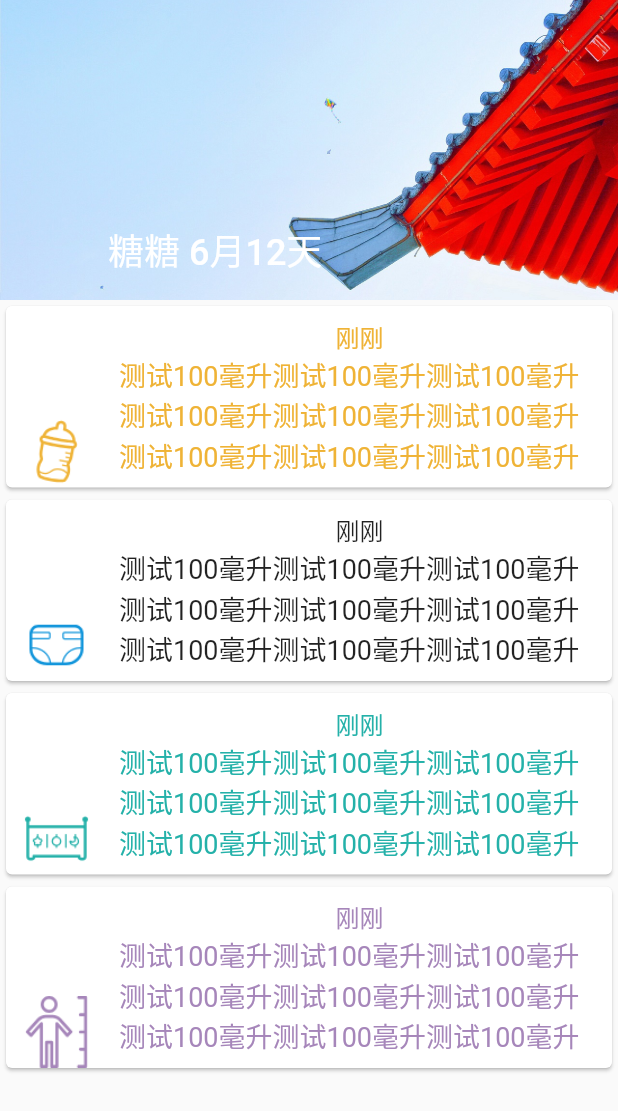
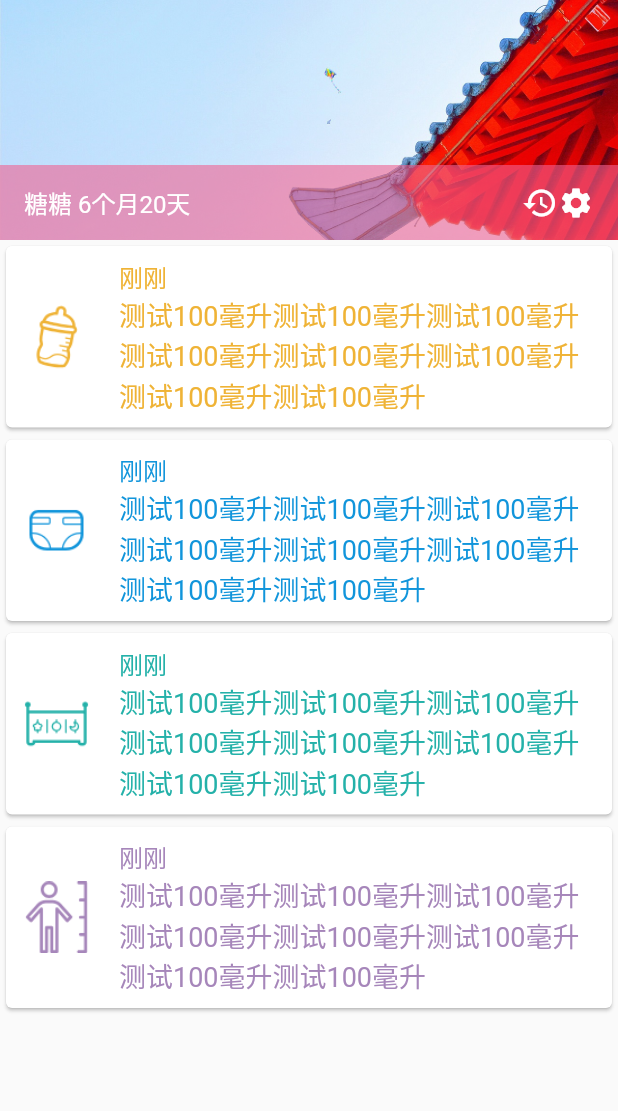
Before and after one commit to wendyxie327/BabyCare, a Flutter app: the screen it shows after launch, on a phone screen of 412 x 824 dp. Shown: the top 1111 px of the screen. Run offline on Flutter 3.47's test engine with Material 2 defaults, Android fonts, the phone set to English and light mode, and no system bars.

Commit message:
重新构建页面显示

```diff
--- a/babycare/lib/main.dart
+++ b/babycare/lib/main.dart
@@ -22,10 +22,9 @@ class MyApp extends StatelessWidget {
           // is not restarted.
           textSelectionColor: Colors.black26,
           primaryColor: Colors.pink.shade300,
-        primarySwatch: Colors.pink
-      ),
-      home: new HomePage() ,
+          primarySwatch: Colors.pink,
+          textTheme: TextTheme(body1: TextStyle(fontSize: 16))),
+      home: new HomePage(),
     );
   }
-
 }
--- a/babycare/lib/util/global_config.dart
+++ b/babycare/lib/util/global_config.dart
@@ -7,27 +7,27 @@ class GlobalConfig {
   // 不重要的显示内容颜色
   static Color colorNote = Colors.black54;
 
-  static Color IconFeedColor = Color(0xffefb336);
-  static Color IconNappyColor = Color(0xff1195db);
-  static Color IconSleepColor = Color(0xff24b1a9);
-  static Color IconStatureColor = Color(0xffa686ba);
-
+  static Color primaryColor = Colors.pink[300];
+  static Color iconFeedColor = Color(0xffefb336);
+  static Color iconNappyColor = Color(0xff1195db);
+  static Color iconSleepColor = Color(0xff24b1a9);
+  static Color iconStatureColor = Color(0xffa686ba);
 
   // 获取模块对应颜色
   static getModelColor(String title){
     Color selectColor;
     switch(title){
       case "喂养":
-        selectColor = IconFeedColor;
+        selectColor = iconFeedColor;
         break;
-      case "尿布":
-        selectColor = IconNappyColor;
+      case "尿片":
+        selectColor = iconNappyColor;
         break;
       case "睡眠":
-        selectColor = IconSleepColor;
+        selectColor = iconSleepColor;
         break;
       case "身高":
-        selectColor = IconStatureColor;
+        selectColor = iconStatureColor;
         break;
     }
 
--- a/babycare/lib/widget/base_list_content.dart
+++ b/babycare/lib/widget/base_list_content.dart
@@ -9,7 +9,8 @@ class BaseListContent extends StatelessWidget {
   @override
   Widget build(BuildContext context) {
     return Row(
-      crossAxisAlignment: CrossAxisAlignment.end,
+      mainAxisSize: MainAxisSize.max,
+      mainAxisAlignment: MainAxisAlignment.spaceEvenly,
       children: [
         Expanded(
           child: new Image.asset(
--- a/babycare/lib/widget/home_content_template.dart
+++ b/babycare/lib/widget/home_content_template.dart
@@ -1,20 +1,21 @@
+import 'package:babycare/util/global_config.dart';
+import 'package:babycare/widget/base_list_content.dart';
 import 'package:flutter/material.dart';
-import 'package:babycare/widget/base_list_content.dart';
-import 'package:babycare/util/global_config.dart';
 
-class HomeContentTemplate extends StatefulWidget {
+class HomeMainContentTemplate extends StatefulWidget {
   String _title;
 
-  HomeContentTemplate(this._title);
+  HomeMainContentTemplate(this._title);
 
   @override
-  _HomeContentTemplateState createState() => _HomeContentTemplateState(_title);
+  _HomeMainContentTemplateState createState() =>
+      _HomeMainContentTemplateState(_title);
 }
 
-class _HomeContentTemplateState extends State<HomeContentTemplate> {
+class _HomeMainContentTemplateState extends State<HomeMainContentTemplate> {
   String _title;
 
-  _HomeContentTemplateState(this._title);
+  _HomeMainContentTemplateState(this._title);
 
   @override
   Widget build(BuildContext context) {
@@ -22,38 +23,38 @@ class _HomeContentTemplateState extends State<HomeContentTemplate> {
       child: new Container(
         child: BaseListContent(
             GlobalConfig.getModelIconPath(_title),
-            createContentWidget("刚刚",
-                "测试100毫升测试100毫升测试100毫升测试100毫升测试100毫升测试100毫升测试100毫升测试100毫升测试100毫升")),
+            _createContentWidget("刚刚",
+                "测试100毫升测试100毫升测试100毫升测试100毫升测试100毫升测试100毫升测试100毫升测试100毫升")),
       ),
     );
   }
 
   // 不带右侧图片的，显示内容
-  createContentWidget(String recordTime, String contentText) {
+  _createContentWidget(String recordTime, String contentText) {
     List contents = <Widget>[];
 
-    // 历史记录时间
-    contents.add(new Text(
-      recordTime,
-      style: new TextStyle(
-          color: GlobalConfig.getModelColor(_title), fontSize: 16),
-      textAlign: TextAlign.left,
-
-    ));
-
-    // 历史记录内容
+    // 记录时间
     contents.add(new Container(
       child: new Text(
-        contentText,
-        softWrap: true,
-        style: new TextStyle(
-            color: GlobalConfig.getModelColor(_title), fontSize: 18),
-        textAlign: TextAlign.left,
+        recordTime,
+        style: new TextStyle(color: GlobalConfig.getModelColor(_title)),
       ),
     ));
 
+    // 内容
+    contents.add(new Text(
+      contentText,
+      softWrap: true,
+      style: new TextStyle(
+          color: GlobalConfig.getModelColor(_title), fontSize: 18),
+    ));
+
     return Container(
-      child: Column(children: contents, mainAxisSize: MainAxisSize.min,),
+      child: Column(
+        children: contents,
+        crossAxisAlignment: CrossAxisAlignment.start,
+        mainAxisSize: MainAxisSize.max,
+      ),
       padding: EdgeInsets.all(8),
     );
   }
--- a/babycare/lib/widget/home_page.dart
+++ b/babycare/lib/widget/home_page.dart
@@ -10,55 +10,59 @@ class HomePage extends StatefulWidget {
 class _HomePageState extends State<HomePage> {
   @override
   Widget build(BuildContext context) {
-    return new Scaffold(
-//        appBar: new AppBar(
-//          title: new Text(GlobalConfig.appName),
-//          centerTitle: true,
-//        ),
-        body: new NestedScrollView(
-          headerSliverBuilder: _sliverAppBarBuilder,
-          body: new ListView(
-            children: homeBody(),
-          ),
-        ));
+    return new Scaffold(body: new ListView(children: _bodyContent()));
   }
 
-  List<Widget> _sliverAppBarBuilder(
-      BuildContext context, bool innerBoxIsScrolled) {
-    return <Widget>[
-      SliverAppBar(
-        centerTitle: true,
-        //标题居中
-        expandedHeight: 200.0,
-        //展开高度200
-        floating: false,
-        //不随着滑动隐藏标题
-        pinned: true,
+  _bodyContent() {
+    var bodyArr = <Widget>[];
+    bodyArr.add(_headerImage());
+    bodyArr.addAll(_mainContent());
+    return bodyArr;
+  }
 
-        //固定在顶部
-        flexibleSpace: FlexibleSpaceBar(
-            title: Text("糖糖 6月12天", style: TextStyle(
-              fontSize: 16,
-            ),),
-          background: Image.asset(
-            "images/bg.png",
-            height: 200,
-            width: MediaQuery.of(context).size.width,
-            fit: BoxFit.cover,
-            alignment: Alignment.center,
+  _headerImage() {
+    return Stack(
+      alignment: Alignment(0, 1),
+      children: [
+        Image.asset(
+          "images/bg.png",
+          fit: BoxFit.cover,
+          width: MediaQuery.of(context).size.width,
+          height: 160,
+        ),
+        Container(
+          padding: EdgeInsets.fromLTRB(16, 0, 16, 0),
+          color: GlobalConfig.primaryColor.withOpacity(0.6),
+          height: 50,
+          width: MediaQuery.of(context).size.width,
+          child: Row(
+            mainAxisAlignment: MainAxisAlignment.spaceBetween,
+            children: <Widget>[
+              Text(
+                "糖糖 6个月20天",
+                style: TextStyle(color: Colors.white),
+              ),
+              new Row(
+                mainAxisAlignment: MainAxisAlignment.end,
+                mainAxisSize: MainAxisSize.max,
+                children: <Widget>[
+                  Icon(Icons.history, color: Colors.white, ),
+                  Icon(Icons.settings, color: Colors.white,)
+                ],
+              )
+            ],
           ),
         ),
-      ),
-    ];
+      ],
+    );
   }
 
   // 首页显示内容
-  homeBody() {
+  _mainContent() {
     var body = <Widget>[];
-    // 内容
     List titles = ["喂养", "尿片", "睡眠", "身高"];
     for (var i = 0; i < titles.length; i++) {
-      body.add(HomeContentTemplate(titles[i]));
+      body.add(HomeMainContentTemplate(titles[i]));
     }
 
     return body;
```
Lines whose indentation alone changed are shown as unchanged.
